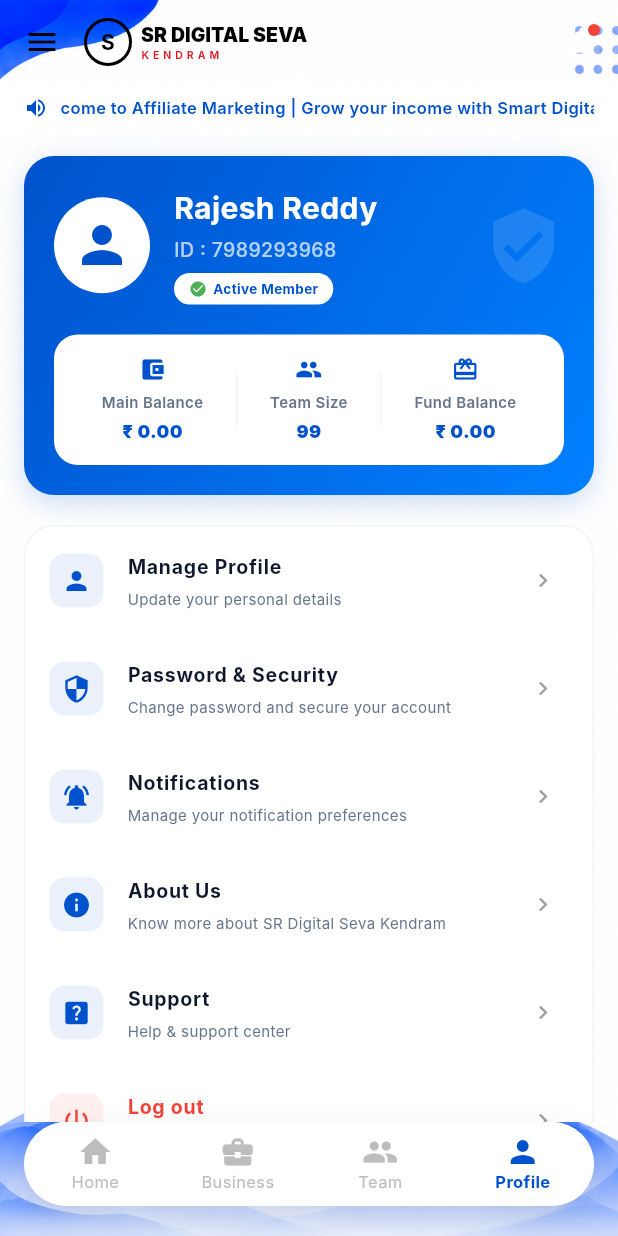
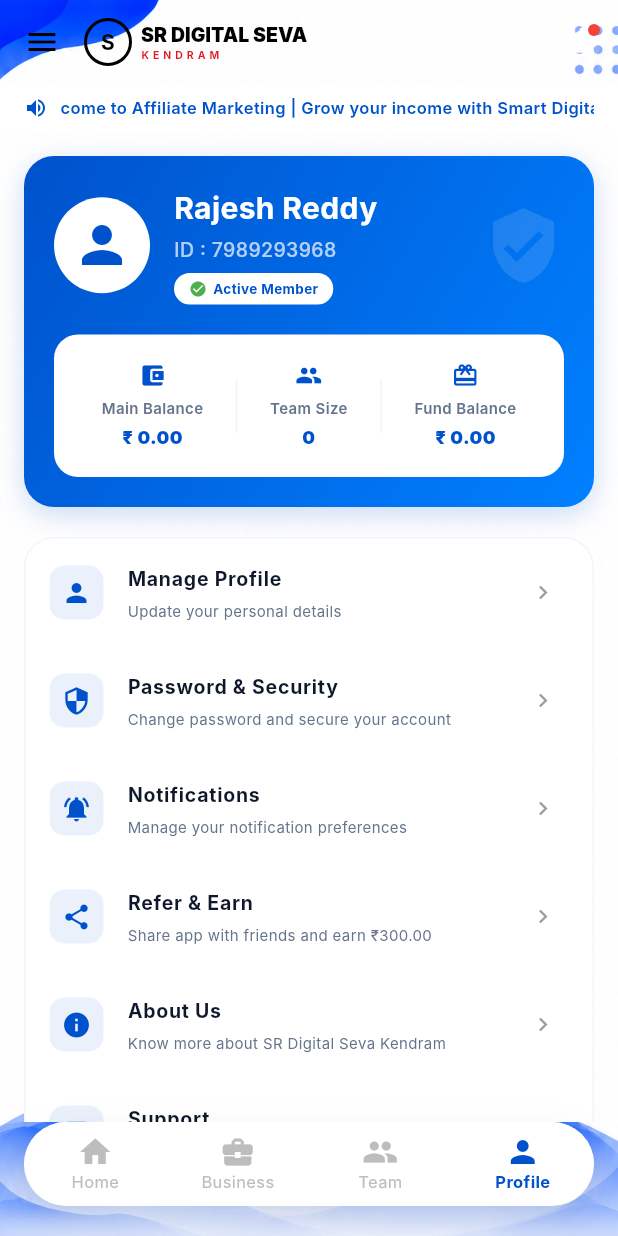
Before and after one commit to Hariswar8018/Recharge-App, a Flutter app: the HomeScreen screen opened by its route, item 4 of the bottom bar chosen, on a phone screen of 412 x 824 dp. Run offline on Flutter 3.47's test engine with Material 3 defaults, Android fonts, the phone set to English and light mode, and no system bars; our stand-ins replace shared_preferences; missing offline and left inert: razorpay_flutter, share_me, upi_uri; accounts and stored records are empty; network calls fail; Roboto replaces fonts that are missing (Inter).

Commit message:
added bank fields, affiliate format, clickable setting submetrics, real team size and refer option

```diff
--- a/mobile_app/lib/screens/home_screen.dart
+++ b/mobile_app/lib/screens/home_screen.dart
@@ -91,7 +91,7 @@
           _activeCycleId = "";
           _membersCount = 0;
         }
-        _referralLink = "https://earnfarm.com/join?ref=$_userId";
+        _referralLink = "https://earnfarm.com/join?ref=EARNKARO97US77$_userId";
         _isLoading = false;
       });
     } else {
@@ -2133,13 +2133,19 @@
                         "Main Balance",
                         "₹ ${_mainWalletBalance.toStringAsFixed(2)}",
                         Icons.account_balance_wallet,
+                        onTap: () => Navigator.pushNamed(context, '/wallet-details').then((_) => _loadUserProfile()),
                       ),
                       Container(
                         width: 1,
                         height: 36,
                         color: AppTheme.cardLightBlue,
                       ),
-                      _buildProfileSubMetric("Team Size", "99", Icons.group),
+                      _buildProfileSubMetric(
+                        "Team Size",
+                        "${_teamMembers.length}",
+                        Icons.group,
+                        onTap: () => setState(() => _currentIndex = 2),
+                      ),
                       Container(
                         width: 1,
                         height: 36,
@@ -2149,6 +2155,7 @@
                         "Fund Balance",
                         "₹ ${_fundWalletBalance.toStringAsFixed(2)}",
                         Icons.wallet_giftcard,
+                        onTap: () => Navigator.pushNamed(context, '/wallet-details').then((_) => _loadUserProfile()),
                       ),
                     ],
                   ),
@@ -2198,6 +2205,12 @@
                   onTap: _showNotificationsDialog,
                 ),
                 _buildProfileMenuOption(
+                  Icons.share,
+                  "Refer & Earn",
+                  "Share app with friends and earn ₹300.00",
+                  onTap: _handleShareReferral,
+                ),
+                _buildProfileMenuOption(
                   Icons.info,
                   "About Us",
                   "Know more about SR Digital Seva Kendram",
@@ -2224,8 +2237,13 @@
     );
   }
 
-  Widget _buildProfileSubMetric(String label, String value, IconData icon) {
-    return Column(
+  Widget _buildProfileSubMetric(String label, String value, IconData icon, {VoidCallback? onTap}) {
+    return InkWell(
+      onTap: onTap,
+      borderRadius: BorderRadius.circular(8),
+      child: Padding(
+        padding: const EdgeInsets.symmetric(horizontal: 12, vertical: 4),
+        child: Column(
           children: [
             Icon(icon, color: AppTheme.primaryBlue, size: 18),
             const SizedBox(height: 6),
@@ -2247,6 +2265,8 @@
               ),
             ),
           ],
+        ),
+      ),
     );
   }
 
```
Also changed, not shown: mobile_app/lib/screens/wallet_history_screens.dart (+8 -2 lines). Lines whose indentation alone changed are shown as unchanged.
